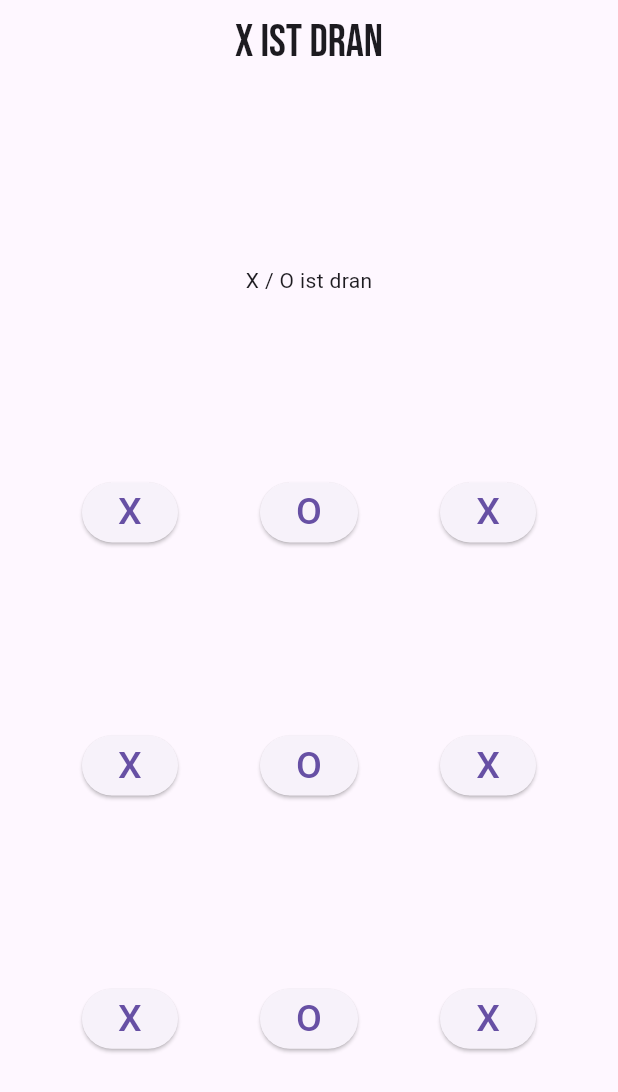
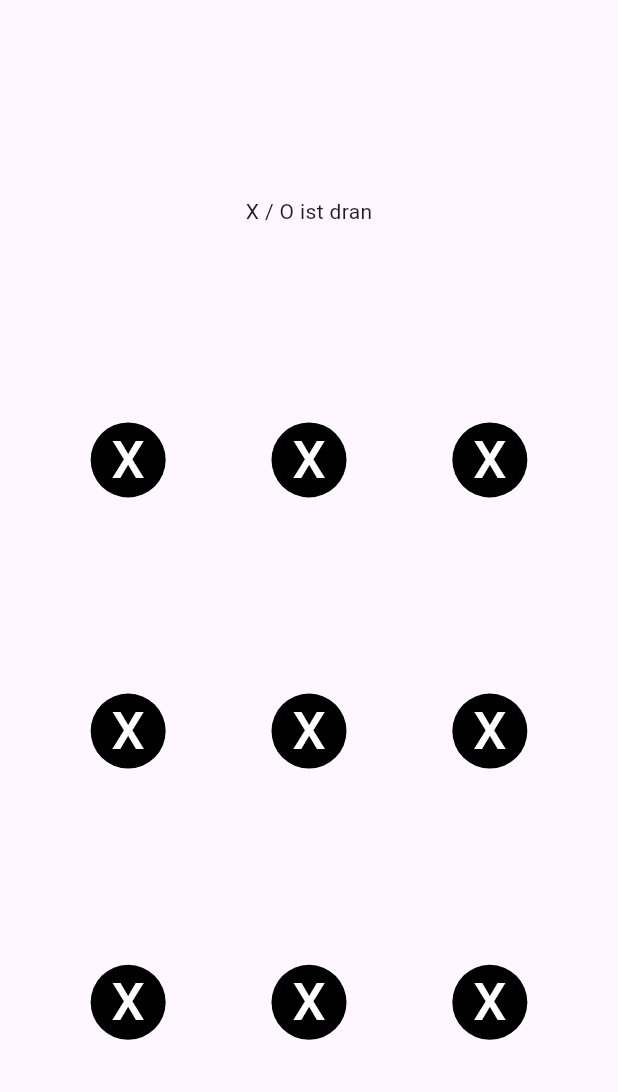
Before and after one commit to ahmad-kalaf/tic-tac-toe-flutter-dart, a Flutter app: the screen it shows after launch, on a phone screen of 412 x 824 dp. Shown: the top 1092 px of the screen. Run offline on Flutter 3.47's test engine with Material 3 defaults, Android fonts, the phone set to English and light mode, and no system bars; our stand-ins replace google_fonts.

Commit message:
24022024

```diff
--- a/lib/field.dart
+++ b/lib/field.dart
@@ -1,18 +1,29 @@
 import 'package:flutter/material.dart';
 
-class Field extends StatelessWidget {
-  Field({super.key, required this.text});
+class Field extends StatefulWidget {
+  const Field({super.key});
 
-  String text;
+  @override
+  State<Field> createState() => _FieldState();
+}
 
+class _FieldState extends State<Field> {
+  String text = "X";
   @override
   Widget build(BuildContext context) {
     return ElevatedButton(
       onPressed: () {},
+      style: const ButtonStyle(
+        elevation: MaterialStatePropertyAll<double?>(0),
+        backgroundColor: MaterialStatePropertyAll<Color?>(Colors.black),
+        foregroundColor: MaterialStatePropertyAll<Color?>(Colors.white),
+        shape: MaterialStatePropertyAll(CircleBorder()),
+        alignment: Alignment.center,
+      ),
       child: Text(
         text,
-        style: const TextStyle(
-          fontSize: 25,
+        style: TextStyle(
+          fontSize: 35,
         ),
       ),
     );
--- a/lib/fields_row.dart
+++ b/lib/fields_row.dart
@@ -9,9 +9,9 @@ class FieldsRow extends StatelessWidget {
     return Row(
       mainAxisAlignment: MainAxisAlignment.spaceEvenly,
       children: [
-        Field(text: "X"),
-        Field(text: "O"),
-        Field(text: "X"),
+        Field(),
+        Field(),
+        Field(),
       ],
     );
   }
--- a/lib/main.dart
+++ b/lib/main.dart
@@ -32,8 +32,8 @@ class _MainScreenState extends State<MainScreen> {
 
   @override
   Widget build(BuildContext context) {
-    return Scaffold(
-      appBar: AppBar(
+    return const Scaffold(
+      /*appBar: AppBar(
         title: Text(
           currentPlayer,
           style: GoogleFonts.getFont(
@@ -44,8 +44,8 @@ class _MainScreenState extends State<MainScreen> {
           ),
         ),
         centerTitle: true,
-      ),
-      body: const Column(
+      ),*/
+      body: Column(
         mainAxisAlignment: MainAxisAlignment.spaceEvenly,
         children: [
           // info-text to show whos turn it is
```
